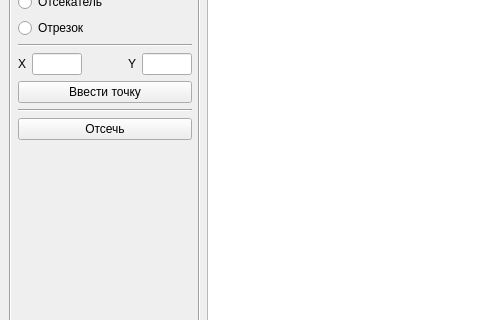
AskaryanKarine/BMSTU-CG, file lab_07/mainwindow.ui: the form before one commit; both pictures show x 0 to 480 and y 139 to 459 of the 800 by 600 pixel window.
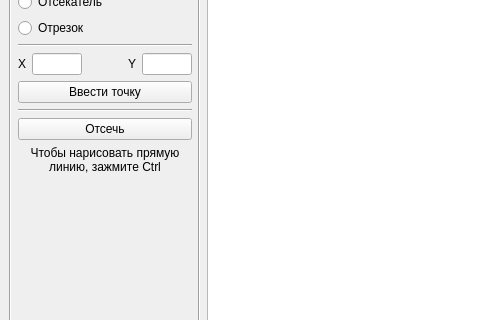
The form after the commit. Icons and pictures are not drawn.

```diff
--- a/lab_07/mainwindow.ui
+++ b/lab_07/mainwindow.ui
@@ -274,6 +274,17 @@
           </property>
          </widget>
         </item>
+        <item>
+         <widget class="QLabel" name="label">
+          <property name="text">
+           <string>Чтобы нарисовать прямую
+линию, зажмите Ctrl</string>
+          </property>
+          <property name="alignment">
+           <set>Qt::AlignCenter</set>
+          </property>
+         </widget>
+        </item>
         <item>
          <spacer name="verticalSpacer">
           <property name="orientation">
```
